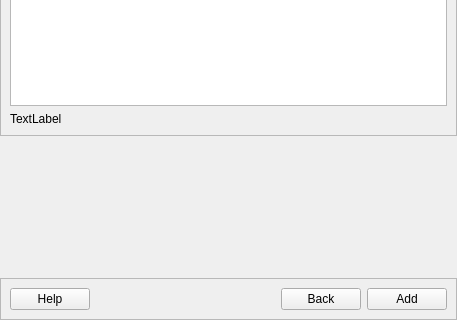
First picture: the form in pyssa/gui/ui/forms/add_sequence_view.ui, repository urban233/PySSA, before the edit; both pictures show x 0 to 457 and y 192 to 512 of the 457 by 512 pixel window.
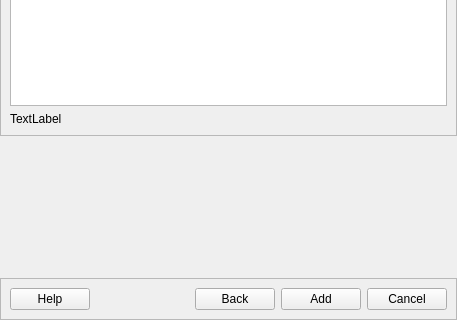
Second picture: the form after the edit.

Commit message: add: cancel buttons to all dialog windows

The edit to the form file:
```diff
--- a/pyssa/gui/ui/forms/add_sequence_view.ui
+++ b/pyssa/gui/ui/forms/add_sequence_view.ui
@@ -165,6 +165,13 @@
           </property>
          </widget>
         </item>
+        <item>
+         <widget class="QPushButton" name="btn_cancel">
+          <property name="text">
+           <string>Cancel</string>
+          </property>
+         </widget>
+        </item>
        </layout>
       </item>
      </layout>
```
The commit also changes 57 other files.
